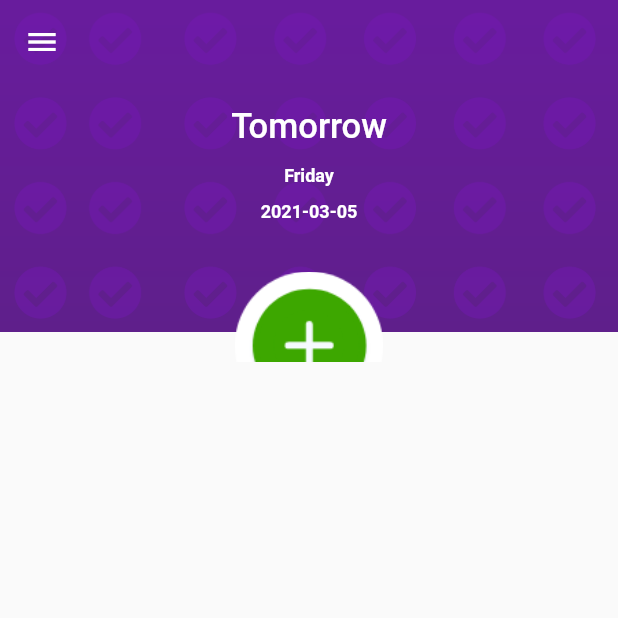
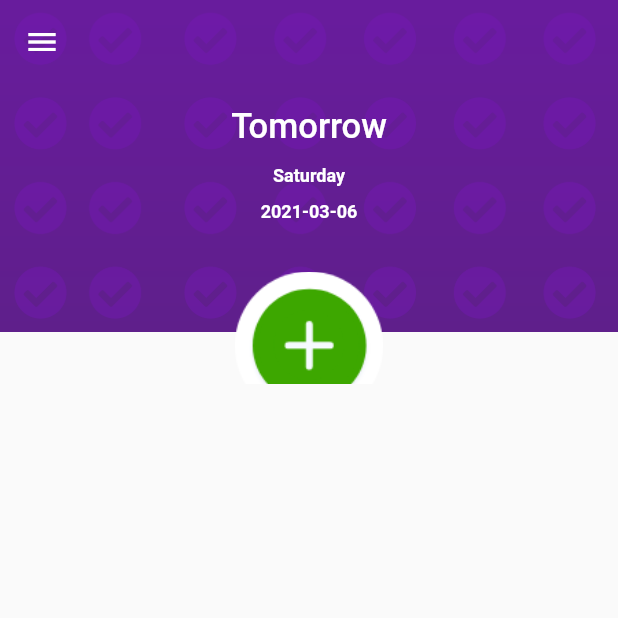
Before and after one commit to sarahMaria7/todolist, a Flutter app: the TomorrowPage screen opened directly, on a phone screen of 412 x 824 dp, the top half of it. Run offline on Flutter 3.47's test engine with Material 2 defaults, Android fonts, the phone set to English and light mode, and no system bars; our stand-ins replace shared_preferences; accounts and stored records are empty.

Commit message:
Merge branch 'main' of https://github.com/sarahMaria7/todolist into main

```diff
--- a/lib/screens/todaypage.dart
+++ b/lib/screens/todaypage.dart
@@ -41,7 +41,7 @@ class TodayPageState extends State<TodayPage> {
 
 
  _appBar(height, fdate, frday) => PreferredSize(
-    preferredSize:  Size(MediaQuery.of(context).size.width, height + 185.0 ),
+    preferredSize:  Size(MediaQuery.of(context).size.width, height + 200.0 ),
     child: Stack(
       children: <Widget>[
 
--- a/lib/screens/tomorrowpage.dart
+++ b/lib/screens/tomorrowpage.dart
@@ -13,11 +13,20 @@ class TomorrowPage extends StatefulWidget {
 
 
 class TomorrowPageState extends State<TomorrowPage> {
-  DateTime _currentDate2 = new DateTime.now();
+
+   static DateTime tomorrow() {
+    DateTime now = DateTime.now();
+    return DateTime(
+      now.year,
+      now.month,
+      now.day + 1,
+    );
+  }
+
   @override
   Widget build(BuildContext context) {
-       String formatDate2 = intl.DateFormat('yyyy-MM-dd').format(_currentDate2);
-      String formatDay2 = intl.DateFormat('EEEE').format(_currentDate2);
+       String formatDate2 = intl.DateFormat('yyyy-MM-dd').format(tomorrow());
+      String formatDay2 = intl.DateFormat('EEEE').format(tomorrow());
     return Scaffold(
         //extendBodyBehindAppBar: true,
           drawer: drawerwidget(context),
@@ -41,7 +50,7 @@ class TomorrowPageState extends State<TomorrowPage> {
 
 
  _appBar(height, fdate2, frday2) => PreferredSize(
-    preferredSize:  Size(MediaQuery.of(context).size.width, height + 185.0 ),
+    preferredSize:  Size(MediaQuery.of(context).size.width, height + 200.0 ),
     child: Stack(
       children: <Widget>[
 
```
